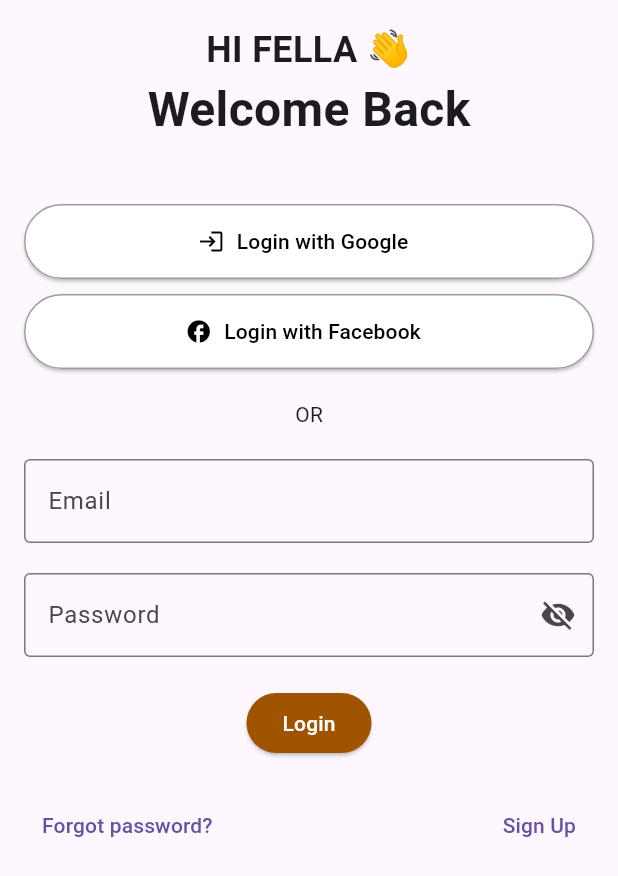
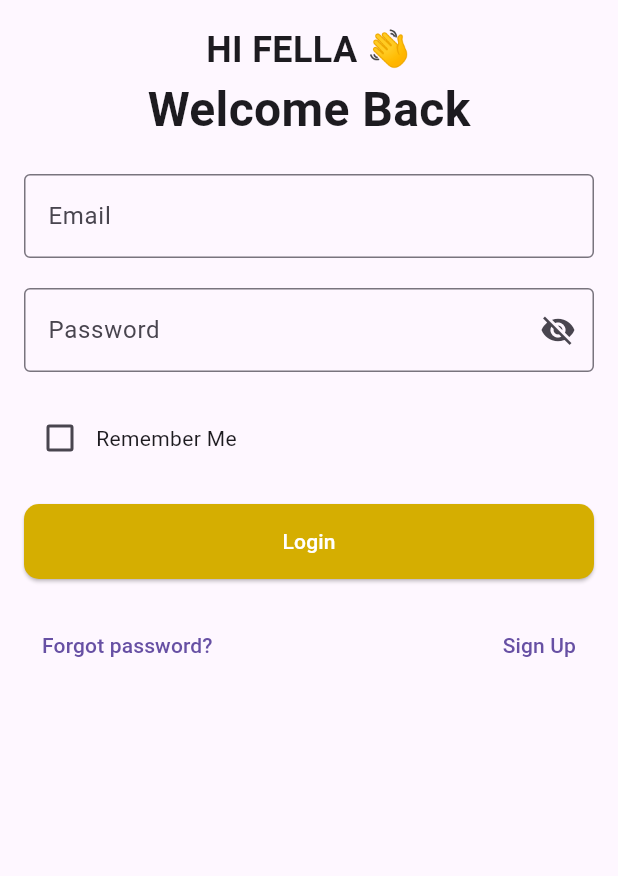
Before and after one commit to youssef-frahat/E_commerce, a Flutter app: the screen it shows after launch, after a tap on "Login", on a phone screen of 412 x 824 dp. Shown: the top 876 px of the screen. Run offline on Flutter 3.47's test engine with Material 3 defaults, Android fonts, the phone set to English and light mode, and no system bars; our stand-ins replace bloc, dio, flutter_bloc, shared_preferences.

Commit message:
make login

```diff
--- a/lib/category/Authentication/view/loginscrean.dart
+++ b/lib/category/Authentication/view/loginscrean.dart
@@ -1,15 +1,59 @@
 import 'package:flutter/material.dart';
 import 'package:flutter_bloc/flutter_bloc.dart';
+import 'package:shared_preferences/shared_preferences.dart';
 
 import '../../../cubit/auth_cubit.dart';
+import '../../../customs/custom_button.dart';
 import '../../home/view/home_screen.dart';
 import '../model-view/auth_state.dart';
 
-class LoginScreen extends StatelessWidget {
+class LoginScreen extends StatefulWidget {
   LoginScreen({super.key});
+
+  @override
+  _LoginScreenState createState() => _LoginScreenState();
+}
+
+class _LoginScreenState extends State<LoginScreen> {
   final TextEditingController emailController = TextEditingController();
   final TextEditingController passwordController = TextEditingController();
   final GlobalKey<FormState> formkey = GlobalKey<FormState>();
+  bool _obscureText = true;
+  bool _rememberMe = false;
+
+  @override
+  void initState() {
+    super.initState();
+    _loadUserCredentials();
+  }
+
+  void _togglePasswordVisibility() {
+    setState(() {
+      _obscureText = !_obscureText;
+    });
+  }
+
+  void _loadUserCredentials() async {
+    SharedPreferences prefs = await SharedPreferences.getInstance();
+    setState(() {
+      emailController.text = prefs.getString('email') ?? '';
+      passwordController.text = prefs.getString('password') ?? '';
+      _rememberMe = prefs.getBool('rememberMe') ?? false;
+    });
+  }
+
+  void _saveUserCredentials() async {
+    SharedPreferences prefs = await SharedPreferences.getInstance();
+    if (_rememberMe) {
+      await prefs.setString('email', emailController.text);
+      await prefs.setString('password', passwordController.text);
+      await prefs.setBool('rememberMe', _rememberMe);
+    } else {
+      await prefs.remove('email');
+      await prefs.remove('password');
+      await prefs.remove('rememberMe');
+    }
+  }
 
   @override
   Widget build(BuildContext context) {
@@ -32,32 +76,6 @@ class LoginScreen extends StatelessWidget {
                     'Welcome Back',
                     style: TextStyle(fontSize: 32, fontWeight: FontWeight.bold),
                   ),
-                  const SizedBox(height: 40),
-                  ElevatedButton.icon(
-                    onPressed: () {},
-                    icon: const Icon(Icons.login),
-                    label: const Text('Login with Google'),
-                    style: ElevatedButton.styleFrom(
-                      foregroundColor: Colors.black,
-                      backgroundColor: Colors.white,
-                      minimumSize: const Size(double.infinity, 50),
-                      side: const BorderSide(color: Colors.grey),
-                    ),
-                  ),
-                  const SizedBox(height: 10),
-                  ElevatedButton.icon(
-                    onPressed: () {},
-                    icon: const Icon(Icons.facebook),
-                    label: const Text('Login with Facebook'),
-                    style: ElevatedButton.styleFrom(
-                      foregroundColor: Colors.black,
-                      backgroundColor: Colors.white,
-                      minimumSize: const Size(double.infinity, 50),
-                      side: const BorderSide(color: Colors.grey),
-                    ),
-                  ),
-                  const SizedBox(height: 20),
-                  const Text('OR'),
                   const SizedBox(height: 20),
                   TextFormField(
                     controller: emailController,
@@ -76,11 +94,18 @@ class LoginScreen extends StatelessWidget {
                   const SizedBox(height: 20),
                   TextFormField(
                     controller: passwordController,
-                    obscureText: true,
-                    decoration: const InputDecoration(
+                    obscureText: _obscureText,
+                    decoration: InputDecoration(
                       labelText: 'Password',
-                      border: OutlineInputBorder(),
-                      suffixIcon: Icon(Icons.visibility_off),
+                      border: const OutlineInputBorder(),
+                      suffixIcon: IconButton(
+                        icon: Icon(
+                          _obscureText
+                              ? Icons.visibility_off
+                              : Icons.visibility,
+                        ),
+                        onPressed: _togglePasswordVisibility,
+                      ),
                     ),
                     validator: (value) {
                       if (value == null || value.isEmpty) {
@@ -88,6 +113,20 @@ class LoginScreen extends StatelessWidget {
                       }
                       return null;
                     },
+                  ),
+                  const SizedBox(height: 20),
+                  Row(
+                    children: [
+                      Checkbox(
+                        value: _rememberMe,
+                        onChanged: (value) {
+                          setState(() {
+                            _rememberMe = value!;
+                          });
+                        },
+                      ),
+                      const Text('Remember Me'),
+                    ],
                   ),
                   const SizedBox(height: 20),
                   BlocConsumer<AuthCubit, AuthStates>(
@@ -98,9 +137,11 @@ class LoginScreen extends StatelessWidget {
                               content: Text("Login failed. Please try again.")),
                         );
                       } else if (state is LoginSuccessState) {
+                        _saveUserCredentials();
                         Navigator.pushReplacement(
                           context,
-                          MaterialPageRoute(builder: (context) => const HomeScreen()),
+                          MaterialPageRoute(
+                              builder: (context) => const HomeScreen()),
                         );
                       }
                     },
@@ -108,7 +149,13 @@ class LoginScreen extends StatelessWidget {
                       if (state is LoginLoadingState) {
                         return const Center(child: CircularProgressIndicator());
                       } else {
-                        return ElevatedButton(
+                        return CustomButton(
+                          child: const Text(
+                            "Login",
+                            style: TextStyle(color: Colors.white),
+                          ),
+                          width: double.infinity,
+                          height: 50,
                           onPressed: () {
                             if (formkey.currentState!.validate()) {
                               BlocProvider.of<AuthCubit>(context).loginState(
@@ -117,14 +164,6 @@ class LoginScreen extends StatelessWidget {
                               );
                             }
                           },
-                          style: ElevatedButton.styleFrom(
-                            backgroundColor:
-                                const Color.fromARGB(255, 160, 83, 1),
-                          ),
-                          child: const Text(
-                            "Login",
-                            style: TextStyle(color: Colors.white),
-                          ),
                         );
                       }
                     },
--- a/pubspec.yaml
+++ b/pubspec.yaml
@@ -34,6 +34,7 @@ dependencies:
   flutter:
     sdk: flutter
   flutter_bloc: ^8.1.6
+  shared_preferences: ^2.3.3
 
 dev_dependencies:
   flutter_lints: ^3.0.0
```
Also changed, not shown: pubspec.lock, 1 other file.
